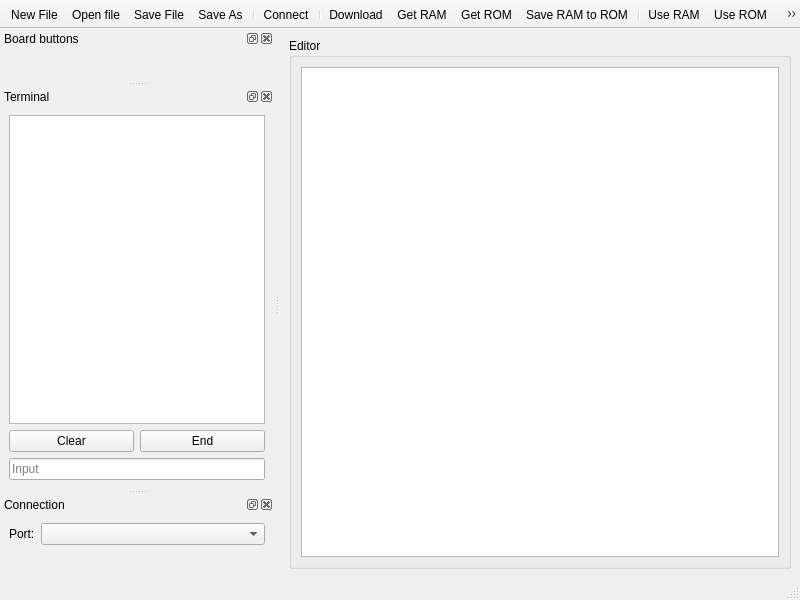
The window that pedalsrot_controller/mainwindow.ui (kubanecxxx/mirek_pedalsrot) describes before a commit, drawn with Qt 5.
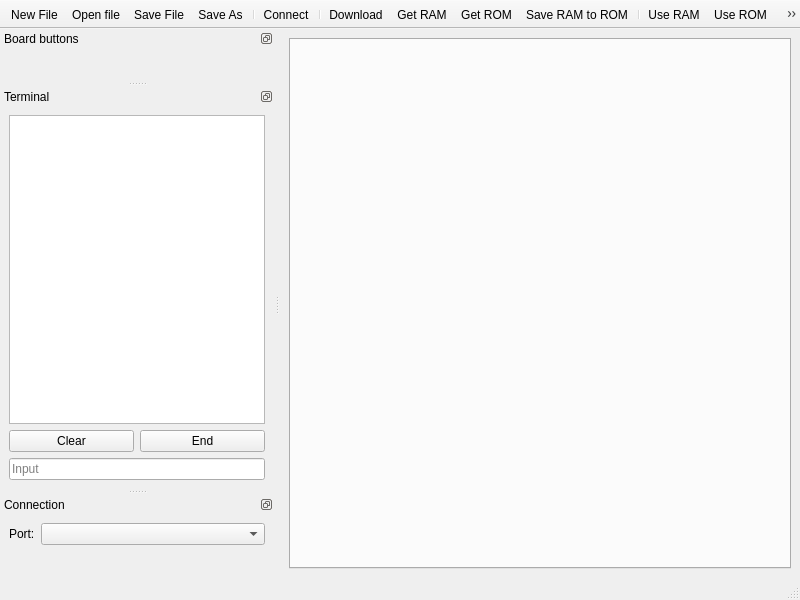
The same window after the commit. Icons and pictures are not drawn. Custom widgets are drawn as their Qt base class.

Commit message: added new features to testing controller application editor with tabs

```diff
--- a/pedalsrot_controller/mainwindow.ui
+++ b/pedalsrot_controller/mainwindow.ui
@@ -16,22 +16,16 @@
   <widget class="QWidget" name="centralwidget">
    <layout class="QHBoxLayout" name="horizontalLayout">
     <item>
-     <widget class="QGroupBox" name="groupBox">
-      <property name="title">
-       <string>Editor</string>
+     <widget class="QTabWidgetKrida" name="tabWidget">
+      <property name="currentIndex">
+       <number>-1</number>
       </property>
-      <layout class="QVBoxLayout" name="verticalLayout">
-       <item>
-        <widget class="QPlainTextEdit" name="editor">
-         <property name="documentTitle">
-          <string/>
-         </property>
-         <property name="tabStopWidth">
-          <number>20</number>
-         </property>
-        </widget>
-       </item>
-      </layout>
+      <property name="documentMode">
+       <bool>false</bool>
+      </property>
+      <property name="tabsClosable">
+       <bool>true</bool>
+      </property>
      </widget>
     </item>
    </layout>
@@ -80,6 +74,9 @@
    <addaction name="actionDebug"/>
   </widget>
   <widget class="QDockWidget" name="BoardButtons">
+   <property name="features">
+    <set>QDockWidget::DockWidgetFloatable|QDockWidget::DockWidgetMovable</set>
+   </property>
    <property name="windowTitle">
     <string>Board buttons</string>
    </property>
@@ -91,6 +88,9 @@
    </widget>
   </widget>
   <widget class="QDockWidget" name="dockWidget_2">
+   <property name="features">
+    <set>QDockWidget::DockWidgetFloatable|QDockWidget::DockWidgetMovable</set>
+   </property>
    <property name="windowTitle">
     <string>Terminal</string>
    </property>
@@ -138,6 +138,9 @@
    </widget>
   </widget>
   <widget class="QDockWidget" name="dockWidget_5">
+   <property name="features">
+    <set>QDockWidget::DockWidgetFloatable|QDockWidget::DockWidgetMovable</set>
+   </property>
    <property name="windowTitle">
     <string>Connection</string>
    </property>
@@ -301,6 +304,22 @@
    </property>
   </action>
  </widget>
+ <customwidgets>
+  <customwidget>
+   <class>QTabWidgetKrida</class>
+   <extends>QTabWidget</extends>
+   <header>qtabwidgetkrida.h</header>
+   <container>1</container>
+  </customwidget>
+ </customwidgets>
+ <tabstops>
+  <tabstop>tabWidget</tabstop>
+  <tabstop>terminal</tabstop>
+  <tabstop>buttonEnd</tabstop>
+  <tabstop>butClear</tabstop>
+  <tabstop>inputTerminal</tabstop>
+  <tabstop>comboPort</tabstop>
+ </tabstops>
  <resources>
   <include location="resources.qrc"/>
  </resources>
```
The commit also changes 13 other files.
